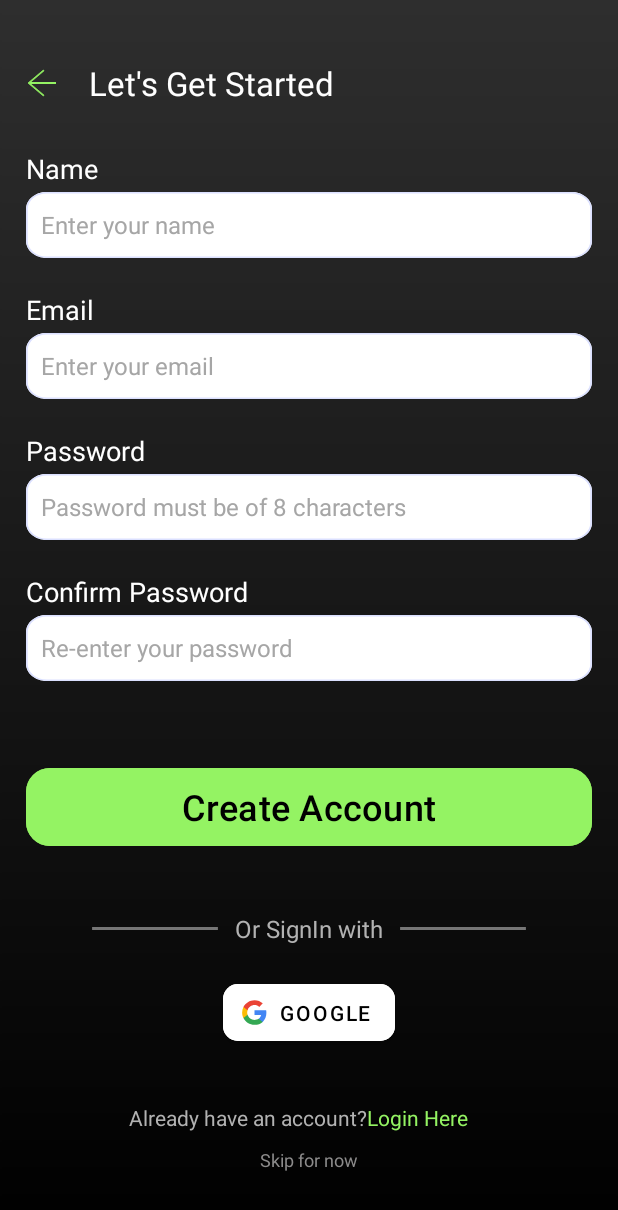
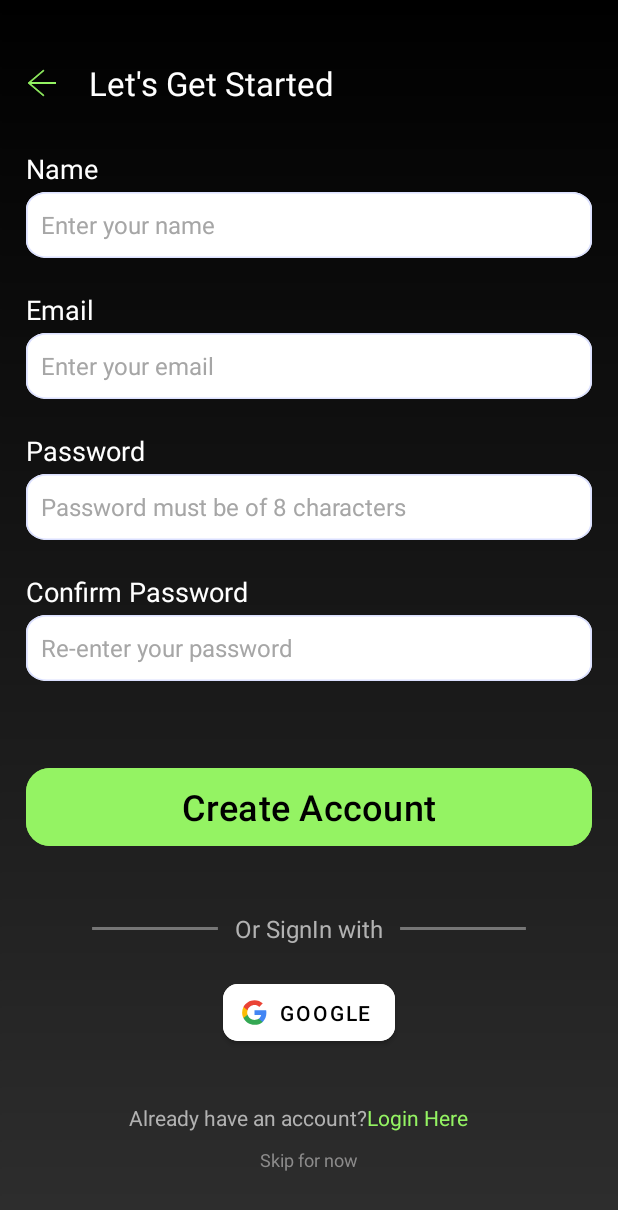
Before and after one commit to mobius-function/visionai, an Android app: the screen it shows after launch (MainActivity), after a tap on "Start", on a phone screen of 412 x 824 dp. Shown: the top 1210 px of the screen. Run offline under Robolectric (Android 15) with nearby library versions, the phone set to English and light mode, and no system bars; our stand-ins replace Firebase (no records; nobody signed in at launch, a user with empty details on screens opened directly); 1 statement that could not run was skipped.

Commit message:
Improved background color

```diff
--- a/app/src/main/res/drawable/bg_black.xml
+++ b/app/src/main/res/drawable/bg_black.xml
@@ -1,7 +1,7 @@
 <?xml version="1.0" encoding="utf-8"?>
 <shape xmlns:android="http://schemas.android.com/apk/res/android">
     <gradient
-        android:angle="270"
+        android:angle="90"
         android:endColor="#000000"
         android:startColor="#2E2E2E"
         android:type="linear" />
```
